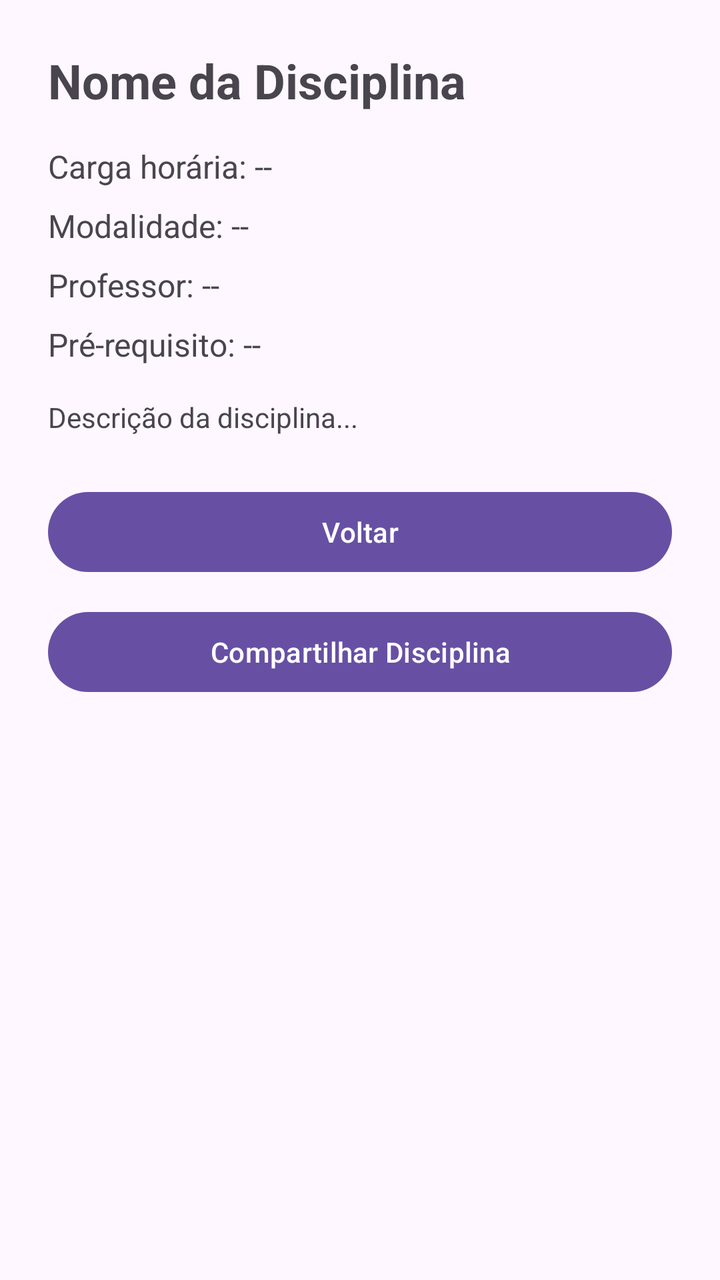
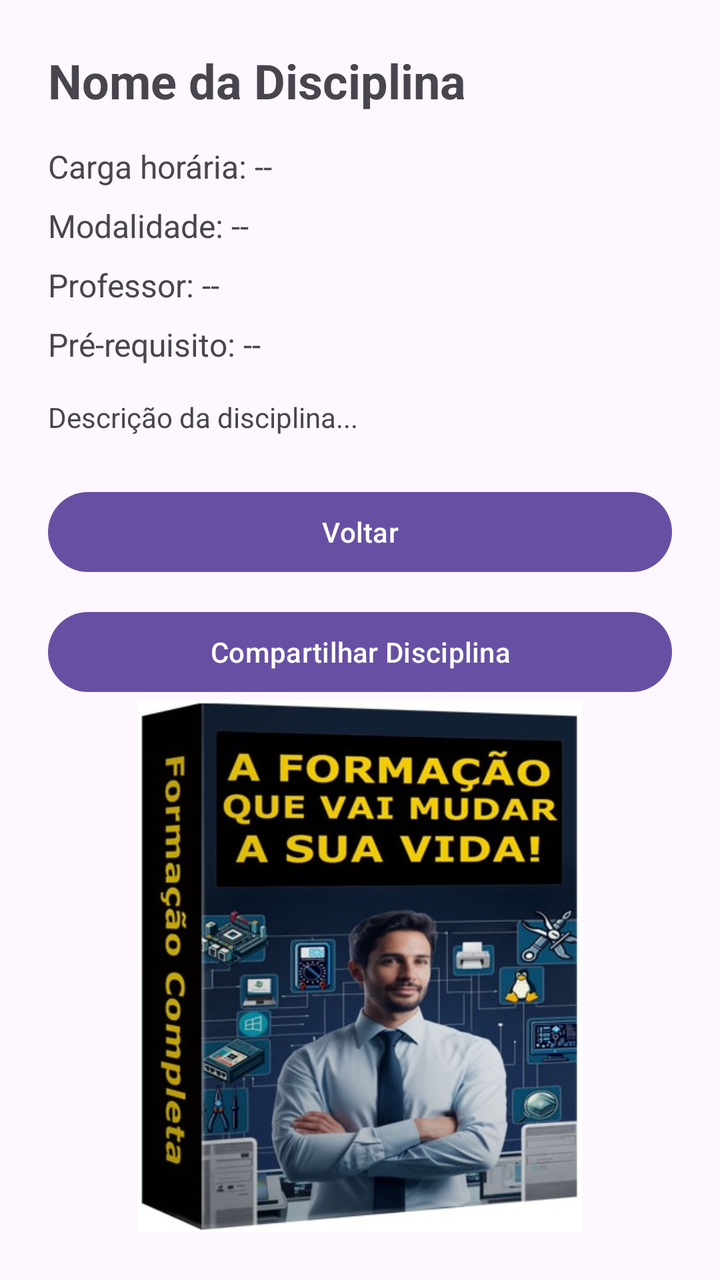

An Android layout rendered at two revisions. The XML below is the earlier revision; the diff shows what the commit changed to produce the second picture.
<!-- AndroidManifest.xml: application theme Theme.Larissa -->
<!-- res/layout/activity_detalhes_disciplina.xml -->
<?xml version="1.0" encoding="utf-8"?>
<LinearLayout xmlns:android="http://schemas.android.com/apk/res/android"
    android:layout_width="match_parent"
    android:layout_height="match_parent"
    android:orientation="vertical"
    android:padding="24dp">

    <TextView
        android:id="@+id/tvNomeDisciplina"
        android:layout_width="wrap_content"
        android:layout_height="wrap_content"
        android:text="Nome da Disciplina"
        android:textSize="24sp"
        android:textStyle="bold"
        android:layout_marginBottom="16dp" />

    <TextView
        android:id="@+id/tvCargaHoraria"
        android:layout_width="wrap_content"
        android:layout_height="wrap_content"
        android:text="Carga horária: --"
        android:textSize="16sp"
        android:layout_marginBottom="8dp" />

    <TextView
        android:id="@+id/tvModalidade"
        android:layout_width="wrap_content"
        android:layout_height="wrap_content"
        android:text="Modalidade: --"
        android:textSize="16sp"
        android:layout_marginBottom="8dp" />

    <TextView
        android:id="@+id/tvProfessor"
        android:layout_width="wrap_content"
        android:layout_height="wrap_content"
        android:text="Professor: --"
        android:textSize="16sp"
        android:layout_marginBottom="8dp" />

    <TextView
        android:id="@+id/tvPreRequisito"
        android:layout_width="wrap_content"
        android:layout_height="wrap_content"
        android:text="Pré-requisito: --"
        android:textSize="16sp"
        android:layout_marginBottom="16dp" />

    <TextView
        android:id="@+id/tvDescricao"
        android:layout_width="wrap_content"
        android:layout_height="wrap_content"
        android:text="Descrição da disciplina..."
        android:textSize="14sp"
        android:layout_marginBottom="24dp" />

    <Button
        android:id="@+id/btnVoltar"
        android:layout_width="match_parent"
        android:layout_height="wrap_content"
        android:text="Voltar" />
    <Button
        android:id="@+id/btnCompartilhar"
        android:layout_width="match_parent"
        android:layout_height="wrap_content"
        android:layout_marginTop="12dp"
        android:text="Compartilhar Disciplina" />
</LinearLayout>
<!-- resources referenced by this layout -->
<resources>
  <style name="Theme.Larissa" parent="Base.Theme.Larissa" />
  <style name="Base.Theme.Larissa" parent="Theme.Material3.DayNight.NoActionBar">
          
          
      </style>
</resources>

<!-- the commit's change to res/layout/activity_detalhes_disciplina.xml (unified diff, before → after) -->
@@ -1,5 +1,6 @@
 <?xml version="1.0" encoding="utf-8"?>
 <LinearLayout xmlns:android="http://schemas.android.com/apk/res/android"
+    xmlns:app="http://schemas.android.com/apk/res-auto"
     android:layout_width="match_parent"
     android:layout_height="match_parent"
     android:orientation="vertical"
@@ -65,4 +66,10 @@
         android:layout_height="wrap_content"
         android:layout_marginTop="12dp"
         android:text="Compartilhar Disciplina" />
+
+    <ImageView
+        android:id="@+id/ImgBanner"
+        android:layout_width="match_parent"
+        android:layout_height="wrap_content"
+        app:srcCompat="@drawable/banner_curso" />
 </LinearLayout>
<!-- resource entries referenced after the edit -->
@@ -1,5 +1,6 @@
 <!-- resources referenced by this layout -->
 <resources>
+  <!-- drawable banner_curso: png bitmap (drawable, 77517 bytes) -->
   <style name="Theme.Larissa" parent="Base.Theme.Larissa" />
   <style name="Base.Theme.Larissa" parent="Theme.Material3.DayNight.NoActionBar">
           
